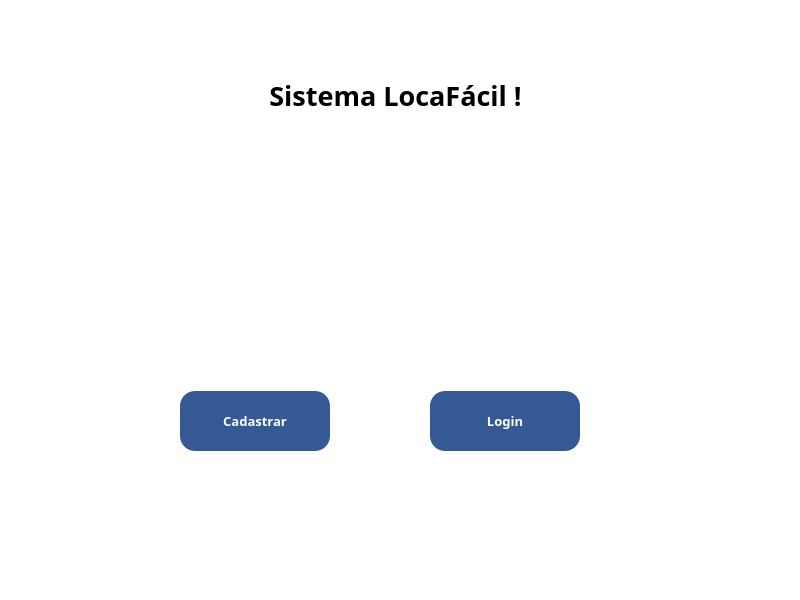
lucasousa/Projeto-Loca-Facil, file Telas/tela_inicio.ui: the form before one commit.
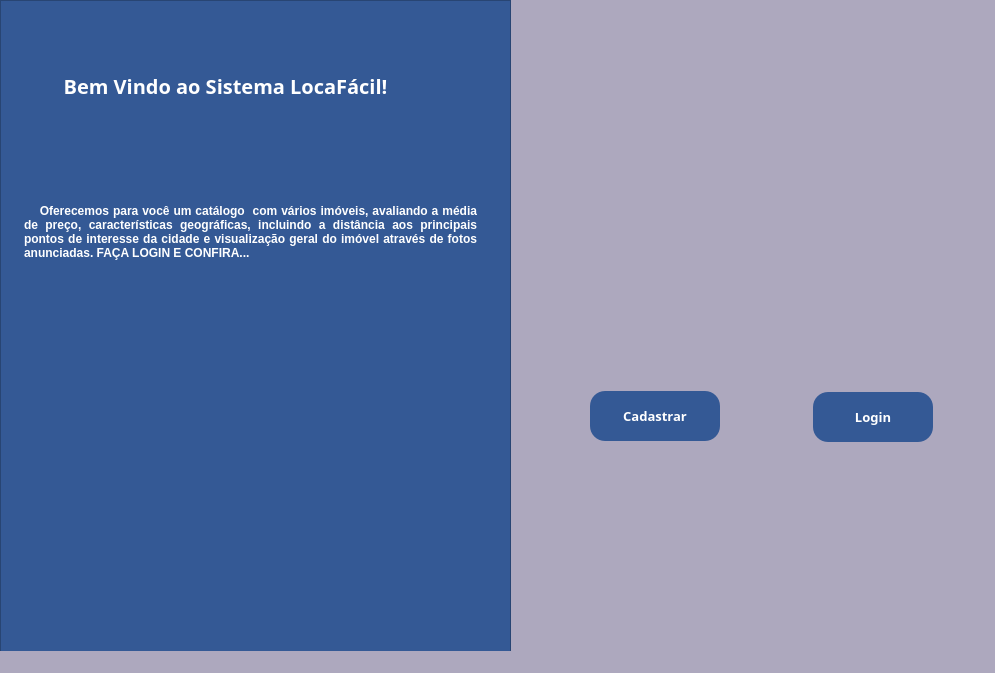
The form after the commit. Icons and pictures are not drawn.

Commit message: Modificações na estrutura da tela inicial do projeto

The edit to the form file:
```diff
--- a/Telas/tela_inicio.ui
+++ b/Telas/tela_inicio.ui
@@ -6,49 +6,24 @@
    <rect>
     <x>0</x>
     <y>0</y>
-    <width>800</width>
-    <height>600</height>
+    <width>995</width>
+    <height>673</height>
    </rect>
   </property>
   <property name="windowTitle">
    <string>MainWindow</string>
   </property>
   <property name="styleSheet">
-   <string notr="true">background-color: rgb(255, 255, 255);</string>
+   <string notr="true">background-color: #ADA8BE;</string>
   </property>
   <widget class="QWidget" name="centralwidget">
-   <widget class="QLabel" name="label">
-    <property name="geometry">
-     <rect>
-      <x>30</x>
-      <y>70</y>
-      <width>731</width>
-      <height>51</height>
-     </rect>
-    </property>
-    <property name="font">
-     <font>
-      <family>Gadugi</family>
-      <pointsize>20</pointsize>
-      <weight>75</weight>
-      <bold>true</bold>
-      <kerning>false</kerning>
-     </font>
-    </property>
-    <property name="text">
-     <string>Sistema LocaFácil !</string>
-    </property>
-    <property name="alignment">
-     <set>Qt::AlignCenter</set>
-    </property>
-   </widget>
    <widget class="QPushButton" name="pushButton">
     <property name="geometry">
      <rect>
-      <x>180</x>
+      <x>590</x>
       <y>391</y>
-      <width>150</width>
-      <height>60</height>
+      <width>130</width>
+      <height>50</height>
      </rect>
     </property>
     <property name="font">
@@ -61,20 +36,27 @@
     </property>
     <property name="styleSheet">
      <string notr="true">color: rgb(255, 255, 255);
+selection-background-color: rgb(255, 85, 255);
 background-color: rgb(52, 89, 149);
 border-radius: 15px;</string>
     </property>
     <property name="text">
      <string>Cadastrar</string>
     </property>
+    <property name="iconSize">
+     <size>
+      <width>15</width>
+      <height>15</height>
+     </size>
+    </property>
    </widget>
    <widget class="QPushButton" name="pushButton_2">
     <property name="geometry">
      <rect>
-      <x>430</x>
-      <y>391</y>
-      <width>150</width>
-      <height>60</height>
+      <x>813</x>
+      <y>392</y>
+      <width>120</width>
+      <height>50</height>
      </rect>
     </property>
     <property name="font">
@@ -87,18 +69,25 @@
     </property>
     <property name="styleSheet">
      <string notr="true">color: rgb(255, 255, 255);
+selection-background-color: rgb(255, 85, 255);
 background-color: rgb(52, 89, 149);
 border-radius: 15px;</string>
     </property>
     <property name="text">
      <string>Login</string>
     </property>
+    <property name="iconSize">
+     <size>
+      <width>15</width>
+      <height>15</height>
+     </size>
+    </property>
    </widget>
    <widget class="QToolButton" name="toolButton">
     <property name="geometry">
      <rect>
-      <x>180</x>
-      <y>140</y>
+      <x>560</x>
+      <y>90</y>
       <width>391</width>
       <height>231</height>
      </rect>
@@ -115,11 +104,82 @@
     </property>
     <property name="iconSize">
      <size>
-      <width>28</width>
-      <height>28</height>
+      <width>250</width>
+      <height>250</height>
      </size>
     </property>
    </widget>
+   <widget class="QFrame" name="frame">
+    <property name="geometry">
+     <rect>
+      <x>0</x>
+      <y>0</y>
+      <width>511</width>
+      <height>691</height>
+     </rect>
+    </property>
+    <property name="styleSheet">
+     <string notr="true">background-color: rgb(52, 89, 149);</string>
+    </property>
+    <property name="frameShape">
+     <enum>QFrame::StyledPanel</enum>
+    </property>
+    <property name="frameShadow">
+     <enum>QFrame::Raised</enum>
+    </property>
+    <widget class="QLabel" name="label">
+     <property name="geometry">
+      <rect>
+       <x>30</x>
+       <y>60</y>
+       <width>391</width>
+       <height>51</height>
+      </rect>
+     </property>
+     <property name="font">
+      <font>
+       <family>Gadugi</family>
+       <pointsize>15</pointsize>
+       <weight>75</weight>
+       <italic>false</italic>
+       <bold>true</bold>
+      </font>
+     </property>
+     <property name="styleSheet">
+      <string notr="true">font: 75 15pt &quot;Gadugi&quot;;
+font-weight: bold;
+border: none;
+color: rgb(255, 255, 255);</string>
+     </property>
+     <property name="text">
+      <string>Bem Vindo ao Sistema LocaFácil!</string>
+     </property>
+     <property name="alignment">
+      <set>Qt::AlignCenter</set>
+     </property>
+    </widget>
+    <widget class="QTextBrowser" name="textBrowser">
+     <property name="geometry">
+      <rect>
+       <x>20</x>
+       <y>200</y>
+       <width>461</width>
+       <height>121</height>
+      </rect>
+     </property>
+     <property name="styleSheet">
+      <string notr="true">border:none;
+</string>
+     </property>
+     <property name="html">
+      <string>&lt;!DOCTYPE HTML PUBLIC &quot;-//W3C//DTD HTML 4.0//EN&quot; &quot;http://www.w3.org/TR/REC-html40/strict.dtd&quot;&gt;
+&lt;html&gt;&lt;head&gt;&lt;meta name=&quot;qrichtext&quot; content=&quot;1&quot; /&gt;&lt;style type=&quot;text/css&quot;&gt;
+p, li { white-space: pre-wrap; }
+&lt;/style&gt;&lt;/head&gt;&lt;body style=&quot; font-family:'MS Shell Dlg 2'; font-size:7.8pt; font-weight:400; font-style:normal;&quot;&gt;
+&lt;p align=&quot;justify&quot; style=&quot; margin-top:0px; margin-bottom:0px; margin-left:0px; margin-right:0px; -qt-block-indent:0; text-indent:0px;&quot;&gt;&lt;span style=&quot; font-size:9pt; font-weight:600; color:#ffffff;&quot;&gt;    Oferecemos para você um catálogo  com vários imóveis, avaliando a média de preço, características geográficas, incluindo a distância aos principais pontos de interesse da cidade e visualização geral do imóvel através de fotos anunciadas. FAÇA LOGIN E CONFIRA...&lt;/span&gt;&lt;/p&gt;&lt;/body&gt;&lt;/html&gt;</string>
+     </property>
+    </widget>
+   </widget>
   </widget>
   <widget class="QStatusBar" name="statusbar"/>
  </widget>
```
Left out of the diff: 2 changed lines with no effect on the pictures. The commit also changes 1 other file.
